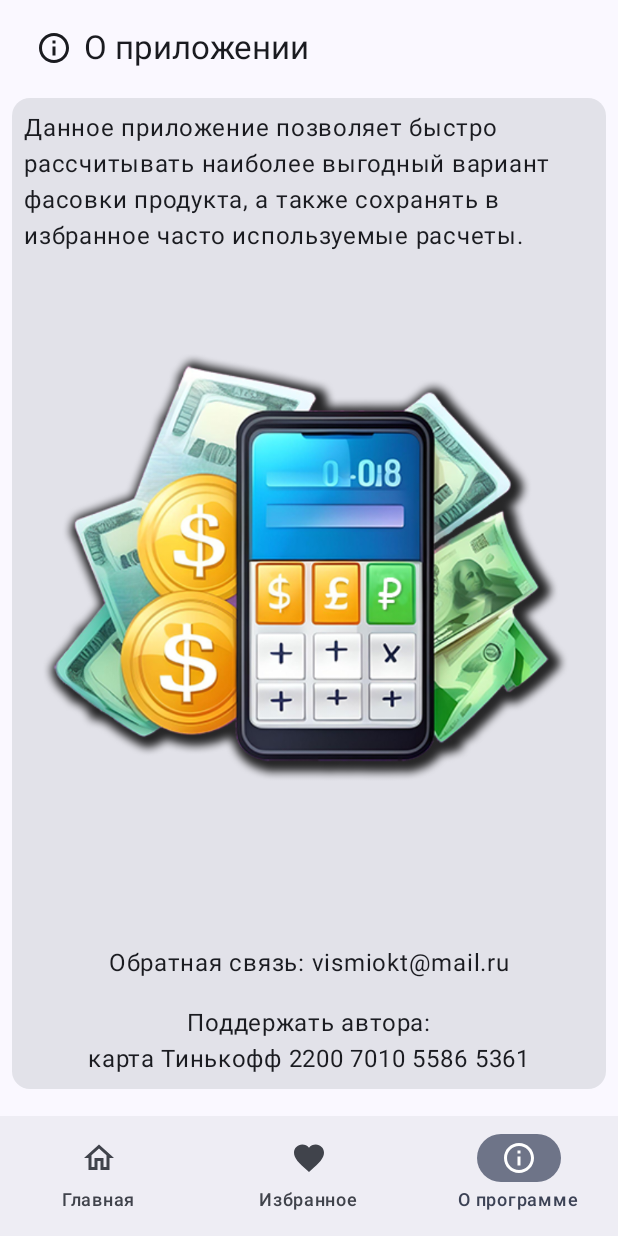
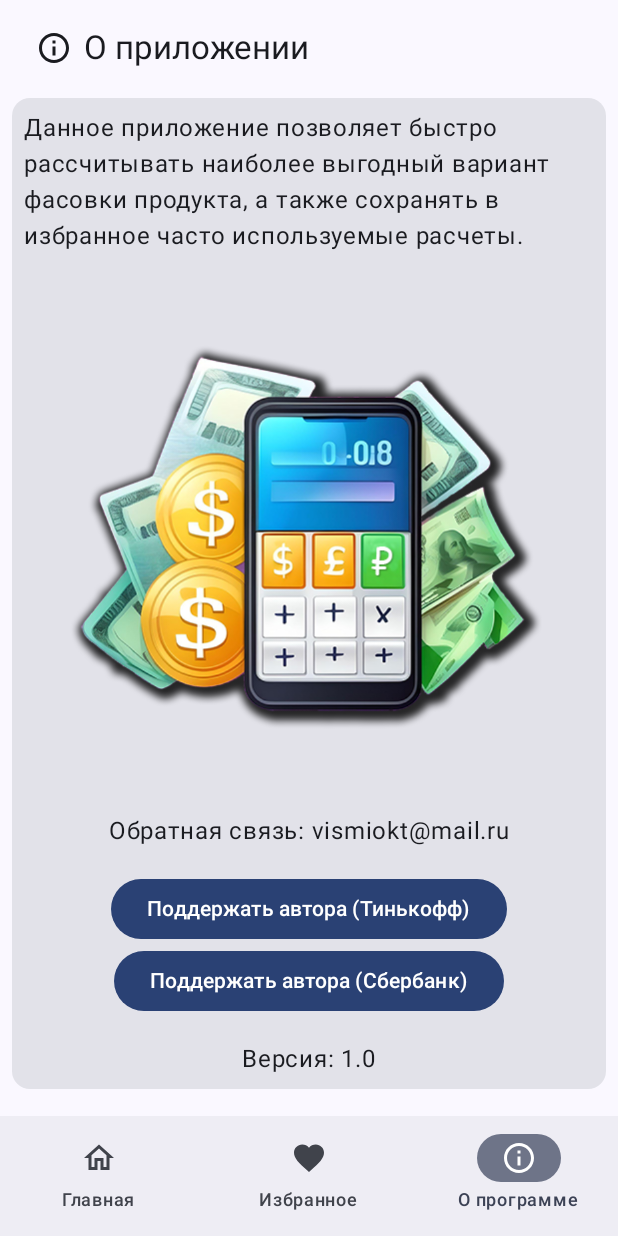
Before and after one commit to VismiOkt/benefit_calculator, an Android app built with Jetpack Compose: the about_screen screen opened through its navigation route, on a phone screen of 412 x 824 dp. Run offline under Robolectric (Android 15) with nearby library versions, the light colour scheme and no system bars; our stand-ins replace livedata-compose.

Commit message:
Доработан экран "О программе"

```diff
--- /dev/null
+++ b/app/src/main/java/com/example/benefitalculator/AboutProgramViewModel.kt
@@ -0,0 +1,22 @@
+package com.example.benefitalculator
+
+import android.content.ClipData
+import android.content.ClipboardManager
+import android.content.Context
+import android.os.Build
+import android.widget.Toast
+import androidx.compose.ui.res.stringResource
+import androidx.lifecycle.ViewModel
+
+
+class AboutProgramViewModel : ViewModel() {
+
+    fun copyToClipboard(context: Context, text: String) {
+        val clipboardManager = context.getSystemService(Context.CLIPBOARD_SERVICE) as ClipboardManager
+        val clip = ClipData.newPlainText(text, text)
+        clipboardManager.setPrimaryClip(clip)
+        if (Build.VERSION.SDK_INT <= Build.VERSION_CODES.S_V2)
+            Toast.makeText(context, R.string.about_program_screen_copy, Toast.LENGTH_SHORT).show()
+
+    }
+}
--- a/app/src/main/java/com/example/benefitalculator/ui/theme/AboutProgramScreen.kt
+++ b/app/src/main/java/com/example/benefitalculator/ui/theme/AboutProgramScreen.kt
@@ -1,59 +1,119 @@
 package com.example.benefitalculator.ui.theme
 
+import android.content.Intent
+import android.net.Uri
+import androidx.compose.foundation.ExperimentalFoundationApi
 import androidx.compose.foundation.Image
+import androidx.compose.foundation.Indication
+import androidx.compose.foundation.clickable
+import androidx.compose.foundation.combinedClickable
 import androidx.compose.foundation.layout.Arrangement
 import androidx.compose.foundation.layout.Column
+import androidx.compose.foundation.layout.Row
 import androidx.compose.foundation.layout.Spacer
 import androidx.compose.foundation.layout.fillMaxSize
 import androidx.compose.foundation.layout.fillMaxWidth
 import androidx.compose.foundation.layout.height
 import androidx.compose.foundation.layout.padding
 import androidx.compose.foundation.layout.width
+import androidx.compose.foundation.text.selection.SelectionContainer
 import androidx.compose.material.icons.Icons
-import androidx.compose.material.icons.outlined.FavoriteBorder
 import androidx.compose.material.icons.outlined.Info
+import androidx.compose.material3.Button
 import androidx.compose.material3.Card
 import androidx.compose.material3.ExperimentalMaterial3Api
 import androidx.compose.material3.Icon
 import androidx.compose.material3.Text
 import androidx.compose.material3.TopAppBar
 import androidx.compose.runtime.Composable
+import androidx.compose.runtime.remember
 import androidx.compose.ui.Alignment
 import androidx.compose.ui.Modifier
+import androidx.compose.ui.platform.LocalContext
+import androidx.compose.ui.platform.LocalUriHandler
 import androidx.compose.ui.res.painterResource
 import androidx.compose.ui.res.stringResource
 import androidx.compose.ui.unit.dp
+import androidx.lifecycle.viewmodel.compose.viewModel
+import com.example.benefitalculator.AboutProgramViewModel
 import com.example.benefitalculator.R
 
-@OptIn(ExperimentalMaterial3Api::class)
+@OptIn(ExperimentalMaterial3Api::class, ExperimentalFoundationApi::class)
 @Composable
 fun AboutProgramScreen() {
-    Card (modifier = Modifier
+  //  val viewModel: AboutProgramViewModel = viewModel()
+    val context = LocalContext.current
+    val intentTi = remember {
+        Intent(
+            Intent.ACTION_VIEW,
+            Uri.parse("https://www.tinkoff.ru/rm/strekalova.viktoriya8/57dMQ77598/")
+        )
+    }
+    val intentSb = remember {
+        Intent(
+            Intent.ACTION_VIEW,
+            Uri.parse("https://www.sberbank.com/sms/pbpn?requisiteNumber=79191931344")
+        )
+    }
+
+    Card(
+        modifier = Modifier
             .fillMaxSize()
-        .padding(top = 65.dp, start = 8.dp, end = 8.dp, bottom = 98.dp)) {
-        Column (modifier = Modifier
+            .padding(top = 65.dp, start = 8.dp, end = 8.dp, bottom = 98.dp)
+    ) {
+        SelectionContainer(modifier = Modifier.weight(1f)) {
+            Column(
+                modifier = Modifier
                     .fillMaxWidth()
-            .padding(8.dp).weight(1f),
-            horizontalAlignment = Alignment.CenterHorizontally) {
+                    .padding(8.dp),
+                horizontalAlignment = Alignment.CenterHorizontally
+            ) {
                 Text(text = stringResource(R.string.about_program_screen_description))
                 Spacer(modifier = Modifier.height(16.dp))
                 Image(
                     painter = painterResource(R.drawable.ben_calc_512),
                     contentDescription = "",
-                alignment = Alignment.TopCenter)
-
-
+                    alignment = Alignment.TopCenter
+                )
             }
-        Column (modifier = Modifier
+        }
+        Column(
+            modifier = Modifier
                 .fillMaxWidth()
                 .padding(8.dp),
             horizontalAlignment = Alignment.CenterHorizontally,
             verticalArrangement = Arrangement.Bottom
-            ){
+        ) {
+            SelectionContainer {
                 Text(text = stringResource(R.string.about_program_screen_feedback))
+            }
             Spacer(modifier = Modifier.height(16.dp))
-            Text(text = stringResource(R.string.about_program_screen_author))
-            Text(text = stringResource(R.string.about_program_screen_author2))
+
+            Button(onClick = { context.startActivity(intentTi) }) {
+                Text(text = stringResource(R.string.about_program_screen_author_ti))
+            }
+            Button(onClick = { context.startActivity(intentSb) }) {
+                Text(text = stringResource(R.string.about_program_screen_author_sb))
+            }
+
+//            Row {
+//                Text(text = stringResource(R.string.about_program_screen_author2))
+//                Spacer(modifier = Modifier.width(8.dp))
+//                val text = stringResource(R.string.about_program_screen_author_card_copy)
+//                Text(
+//                    modifier = Modifier.combinedClickable(
+//                        onClick = { },
+//                        onLongClick = {
+//                            viewModel.copyToClipboard(context, text)
+//                        },
+//                        onLongClickLabel = "text"
+//                    ),
+//                    text = stringResource(R.string.about_program_screen_author_card)
+//                )
+//            }
+            Spacer(modifier = Modifier.height(16.dp))
+            Text(text = stringResource(R.string.about_program_screen_version))
+
         }
 
     }
--- a/app/src/main/java/com/example/benefitalculator/ui/theme/ProductCard.kt
+++ b/app/src/main/java/com/example/benefitalculator/ui/theme/ProductCard.kt
@@ -1,5 +1,6 @@
 package com.example.benefitalculator.ui.theme
 
+import androidx.compose.animation.animateContentSize
 import androidx.compose.foundation.clickable
 import androidx.compose.foundation.layout.Column
 import androidx.compose.foundation.layout.Row
@@ -42,10 +43,11 @@ fun ProductCard(
 
     Card(
         modifier = Modifier
-            .fillMaxWidth()
             .clickable {
                 isExpanded.value = !isExpanded.value
             }
+            .fillMaxWidth()
+            .animateContentSize()
     ) {
         Row(
             modifier = Modifier
--- a/app/src/main/res/values/strings.xml
+++ b/app/src/main/res/values/strings.xml
@@ -1,7 +1,7 @@
 <resources>
     <string name="app_name">Калькулятор выгоды</string>
     <string name="product_card_calculate_price_1">Цена </string>
-    <string name="product_card_calculate_weight_1">Вес </string>
+    <string name="product_card_calculate_weight_1">Вес, кг </string>
     <string name="product_card_calculate_result">Цена за кг: </string>
     <string name="home_screen_add_new_calculation">Add new calculation</string>
     <string name="home_screen_delete_calculation">Delete calculation</string>
@@ -20,8 +20,10 @@
     <string name="about_program_screen_title">О приложении</string>
     <string name="about_program_screen_description">Данное приложение позволяет быстро рассчитывать наиболее выгодный вариант фасовки продукта, а также сохранять в избранное часто используемые расчеты.</string>
     <string name="about_program_screen_feedback">Обратная связь: vismiokt@mail.ru</string>
-    <string name="about_program_screen_author">Поддержать автора: </string>
-    <string name="about_program_screen_author2">    карта "Тинькофф" 2200 7010 5586 5361</string>
+    <string name="about_program_screen_author_ti">Поддержать автора (Тинькофф)</string>
+    <string name="about_program_screen_author_sb">Поддержать автора (Сбербанк)</string>
+    <string name="about_program_screen_version">Версия: 1.0</string>
+    <string name="about_program_screen_copy">Номер карты скопирован</string>
 
 
 </resources>
```
Lines whose indentation alone changed are shown as unchanged.
